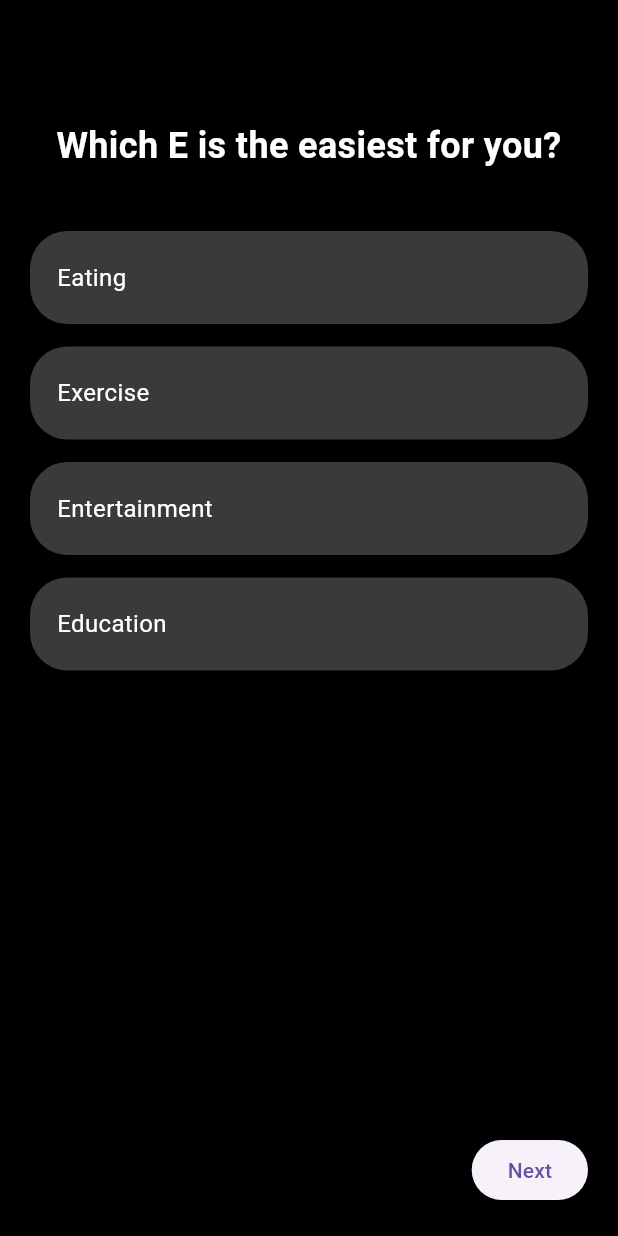
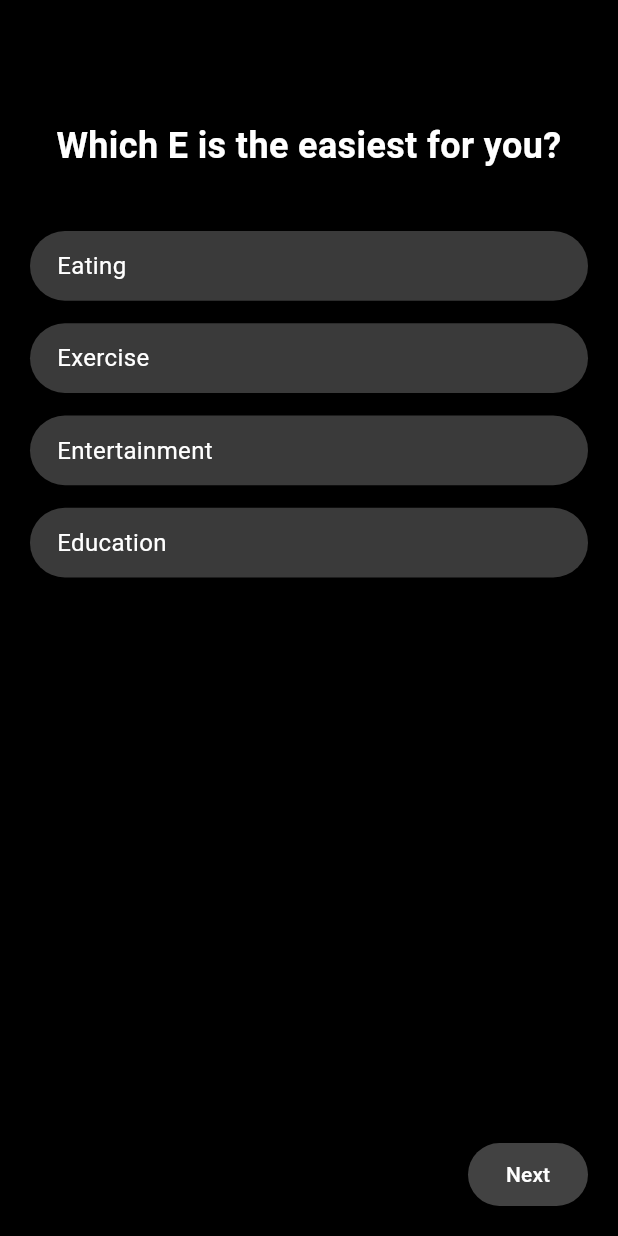
Before and after one commit to wjhhking/fatless, a Flutter app: the OnboardingScreen screen opened by its route, on a phone screen of 412 x 824 dp. Run offline on Flutter 3.47's test engine with Material 3 defaults, Android fonts, the phone set to English and light mode, and no system bars; our stand-ins replace video_player; accounts and stored records are empty.

Commit message:
onboard screen change size color

```diff
--- a/lib/screens/onboarding/onboarding_screen.dart
+++ b/lib/screens/onboarding/onboarding_screen.dart
@@ -123,7 +123,7 @@ class _OnboardingScreenState extends State<OnboardingScreen> {
                 child: GridView.builder(
                   gridDelegate: const SliverGridDelegateWithFixedCrossAxisCount(
                     crossAxisCount: 1,
-                    childAspectRatio: 6,
+                    childAspectRatio: 8,
                     crossAxisSpacing: 10,
                     mainAxisSpacing: 15,
                   ),
@@ -174,7 +174,7 @@ class _OnboardingScreenState extends State<OnboardingScreen> {
                         child: Padding(
                           padding: const EdgeInsets.symmetric(
                             horizontal: 16.0,
-                            vertical: 12.0,
+                            vertical: 4.0,
                           ),
                           child: Row(
                             mainAxisAlignment: MainAxisAlignment.spaceBetween,
@@ -215,17 +215,27 @@ class _OnboardingScreenState extends State<OnboardingScreen> {
                 mainAxisAlignment: MainAxisAlignment.spaceBetween,
                 children: [
                   if (_currentStep > 0)
-                    ElevatedButton(
+                    SizedBox(
+                      height: 42,
+                      child: ElevatedButton(
                         onPressed: () {
                           setState(() {
                             _currentStep--;
                           });
                         },
+                        style: ElevatedButton.styleFrom(
+                          minimumSize: const Size(80, 42),
+                          backgroundColor: Colors.grey[800],
+                          foregroundColor: Colors.white,
+                        ),
                         child: const Text('Back'),
+                      ),
                     )
                   else
                     const SizedBox(),
-                  ElevatedButton(
+                  SizedBox(
+                    height: 42,
+                    child: ElevatedButton(
                       onPressed: () async {
                         if (_currentStep == 2) {
                           // Last question, navigate directly to survey
@@ -238,7 +248,13 @@ class _OnboardingScreenState extends State<OnboardingScreen> {
                           });
                         }
                       },
+                      style: ElevatedButton.styleFrom(
+                        minimumSize: const Size(80, 42),
+                        backgroundColor: Colors.grey[800],
+                        foregroundColor: Colors.white,
+                      ),
                       child: Text(_currentStep == 2 ? 'Continue' : 'Next'),
+                    ),
                   ),
                 ],
               ),
```
Lines whose indentation alone changed are shown as unchanged.
